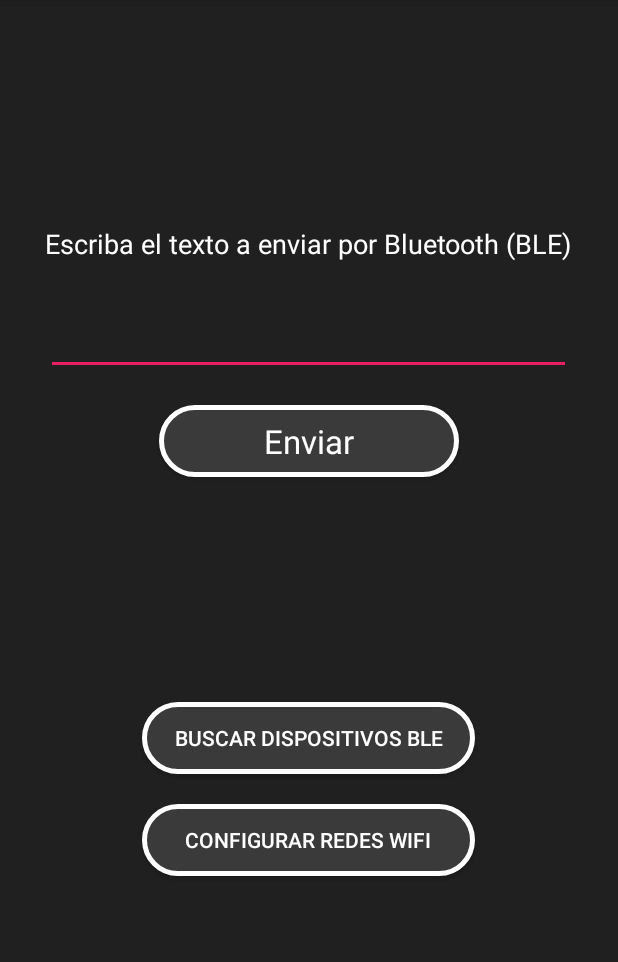
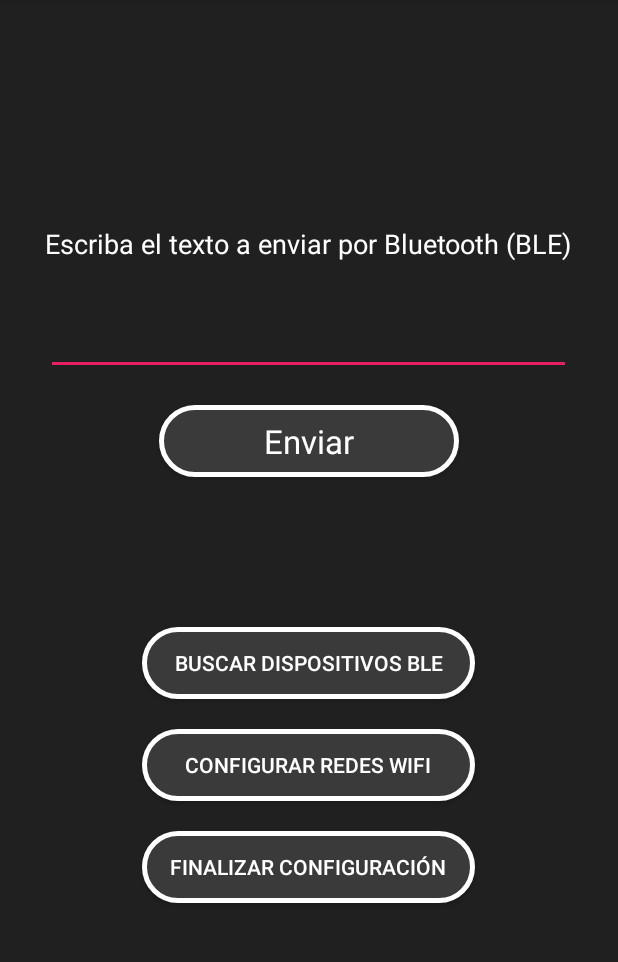
Before and after one commit to GabrielMartinMoran/GPSTracker, an Android app: the screen it shows after launch (MainActivity), after a tap on "Enviar", on a phone screen of 412 x 824 dp, the part 84-1046 px from its top. Run offline under Robolectric (Android 15) with nearby library versions, the phone set to English and light mode, and no system bars; 1 statement that could not run was skipped.

Commit message:
Corregida app android y agregado comando $END_CONFIGURATION$

```diff
--- a/Android/ESP32BluetoothConfig/app/src/main/java/com/example/esp32bluetoothconfig/MainActivity.java
+++ b/Android/ESP32BluetoothConfig/app/src/main/java/com/example/esp32bluetoothconfig/MainActivity.java
@@ -16,6 +16,7 @@ public class MainActivity extends AppCompatActivity{
     Button openBLEListActivityBtn;
     Button openWiFiListActivityBtn;
     Button sendButton;
+    Button endConfiguration;
     EditText textInput;
 
     @Override
@@ -45,6 +46,14 @@ public class MainActivity extends AppCompatActivity{
             @Override
             public void onClick(View v) {
                 sendData();
+            }
+        });
+
+        endConfiguration = (Button) findViewById(R.id.endConfigurationBtn);
+        endConfiguration.setOnClickListener(new View.OnClickListener(){
+            @Override
+            public void onClick(View v) {
+                endConfiguration();
             }
         });
 
@@ -79,16 +88,17 @@ public class MainActivity extends AppCompatActivity{
         Log.d("RESPONSE", received);
         Toast.makeText(this, received,
                 Toast.LENGTH_LONG).show();
-        /*
-        try {
-            //GlobalObjectManager.bluetoothHelper.sendData(text);
-            GlobalObjectManager.bluetoothHelper.writeCustomCharacteristic(2);
-        } catch (IOException e) {
-            Log.e(e.getClass().toString(), e.getMessage());
-            //Mostramos una notificacion toast que indica que ocurrio un error
-            Toast.makeText(this, "Ocurrio un error al tratar de enviar el mensaje!",
-                    Toast.LENGTH_LONG).show();
-        }*/
     }
 
+    public void endConfiguration() {
+        String received = GlobalObjectManager.bluetoothHelper.makeRequest("$END_CONFIGURATION$");
+        if(received == null){
+            received = "";
+        }
+        Log.d("RESPONSE", received);
+        Toast.makeText(this, received,
+                Toast.LENGTH_LONG).show();
+    }
+
+
 }
--- a/Android/ESP32BluetoothConfig/app/src/main/res/layout/activity_main.xml
+++ b/Android/ESP32BluetoothConfig/app/src/main/res/layout/activity_main.xml
@@ -47,7 +47,7 @@
         android:layout_width="100pt"
         android:layout_height="wrap_content"
         android:textColor="#fff"
-        android:layout_marginTop="150dp"
+        android:layout_marginTop="100dp"
         android:text="Buscar dispositivos BLE"
         android:background="@drawable/btn_rounded"
         android:layout_gravity="center_vertical|center_horizontal"/>
@@ -61,4 +61,16 @@
         android:text="Configurar redes WiFi"
         android:background="@drawable/btn_rounded"
         android:layout_gravity="center_vertical|center_horizontal"/>
+
+    <Button
+        android:id="@+id/endConfigurationBtn"
+        android:layout_width="100pt"
+        android:layout_height="wrap_content"
+        android:textColor="#fff"
+        android:layout_marginTop="20dp"
+        android:text="Finalizar Configuración"
+        android:background="@drawable/btn_rounded"
+        android:layout_gravity="center_vertical|center_horizontal"/>
+
+
 </LinearLayout>
```
Also changed, not shown: 5 other files.
